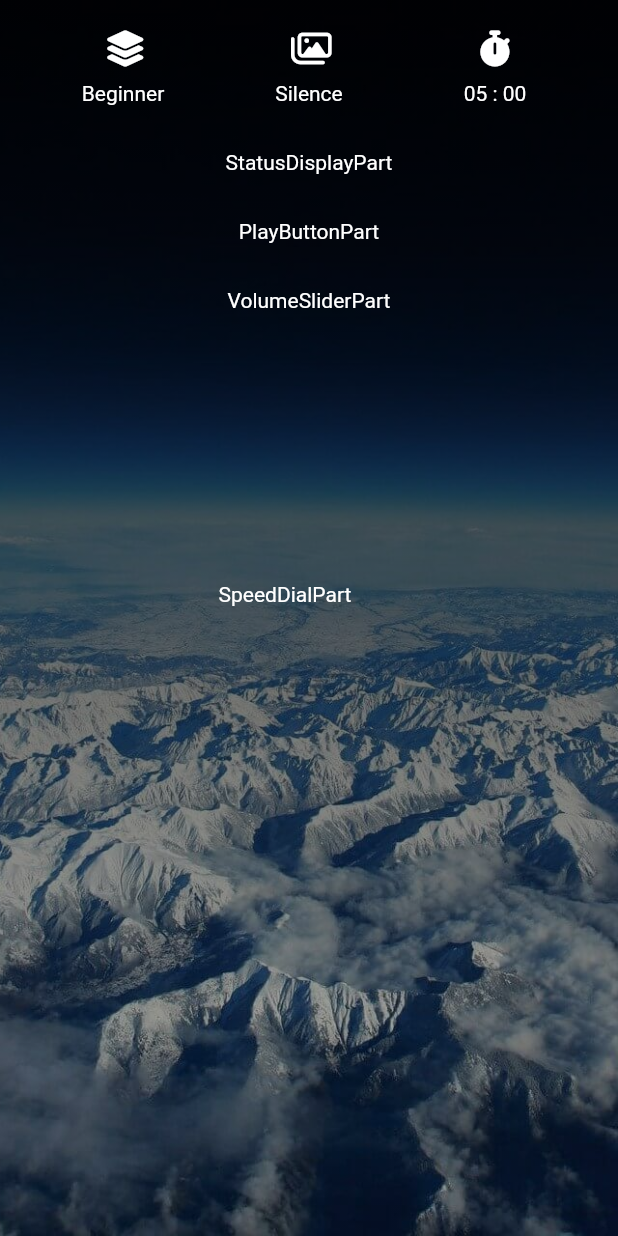
After one commit to hidechy/flutter_minpro_meditation, a Flutter app: the HomeScreen screen opened directly, on a phone screen of 412 x 824 dp. The commit adds this screen. Run offline on Flutter 3.47's test engine with Material 2 defaults, Android fonts, the light colour scheme and no system bars; our stand-ins replace fluttertoast, font_awesome_flutter, intro_slider, shared_preferences; accounts and stored records are empty.

Commit message:
commit 20230517 create header parts

```diff
--- /dev/null
+++ b/lib/common/constants.dart
@@ -0,0 +1,11 @@
+// ignore_for_file: constant_identifier_names
+
+enum RunningStatus {
+  BEFORE_START,
+  ON_START,
+  INHALE,
+  HOLD,
+  EXHALE,
+  PAUSE,
+  FINISHED
+}
--- a/lib/functions/functions.dart
+++ b/lib/common/functions/functions.dart
@@ -2,7 +2,7 @@
 
 import 'package:flutter/material.dart';
 
-import '../../styles/styles.dart';
+import '../../../styles/styles.dart';
 
 ///
 void showModalDialog({
--- /dev/null
+++ b/lib/common/widgets/ripple_widget.dart
@@ -0,0 +1,23 @@
+import 'package:flutter/material.dart';
+
+import '../../styles/styles.dart';
+
+class RippleWidget extends StatelessWidget {
+  const RippleWidget({super.key, required this.child, required this.onTap});
+
+  final Widget child;
+  final VoidCallback onTap;
+
+  ///
+  @override
+  Widget build(BuildContext context) {
+    return Material(
+      color: Colors.transparent,
+      child: InkWell(
+        splashColor: touchFeedbackColor,
+        onTap: onTap,
+        child: child,
+      ),
+    );
+  }
+}
--- a/lib/main.dart
+++ b/lib/main.dart
@@ -1,10 +1,10 @@
 import 'package:flutter/material.dart';
 import 'package:flutter_localizations/flutter_localizations.dart';
 import 'package:provider/provider.dart';
-import 'package:test_minpro_meditation/screens/home_screen.dart';
 
 import 'di/providers.dart';
 import 'generated/l10n.dart';
+import 'screens/home/home_screen.dart';
 import 'screens/intro/intro_screen.dart';
 import 'viewmodels/main_viewmodel.dart';
 
@@ -42,6 +42,7 @@ class MyApp extends StatelessWidget {
           }
         },
       ),
+      theme: ThemeData.dark(),
     );
   }
 }
--- /dev/null
+++ b/lib/screens/home/components/decorated_background.dart
@@ -0,0 +1,28 @@
+import 'package:flutter/material.dart';
+
+import '../../../data_models/meditation_theme.dart';
+
+class DecoratedBackground extends StatelessWidget {
+  const DecoratedBackground({super.key, required this.theme});
+
+  final MeditationTheme theme;
+
+  ///
+  @override
+  Widget build(BuildContext context) {
+    return DecoratedBox(
+      position: DecorationPosition.foreground,
+      decoration: const BoxDecoration(
+        gradient: LinearGradient(
+          begin: Alignment.topCenter,
+          end: Alignment.bottomCenter,
+          colors: [Colors.black87, Colors.black26],
+        ),
+      ),
+      child: Image.asset(
+        theme.imagePath,
+        fit: BoxFit.cover,
+      ),
+    );
+  }
+}
--- /dev/null
+++ b/lib/screens/home/components/header_part.dart
@@ -0,0 +1,113 @@
+// ignore_for_file: must_be_immutable
+
+import 'package:flutter/material.dart';
+import 'package:fluttertoast/fluttertoast.dart';
+import 'package:font_awesome_flutter/font_awesome_flutter.dart';
+import 'package:provider/provider.dart';
+import 'package:test_minpro_meditation/common/constants.dart';
+
+import '../../../common/widgets/ripple_widget.dart';
+import '../../../data_models/user_settings.dart';
+import '../../../generated/l10n.dart';
+import '../../../styles/styles.dart';
+import '../../../viewmodels/main_viewmodel.dart';
+import '../home_screen.dart';
+
+class HeaderPart extends StatelessWidget {
+  HeaderPart({super.key, required this.userSettings});
+
+  final UserSettings userSettings;
+
+  late BuildContext _context;
+
+  ///
+  @override
+  Widget build(BuildContext context) {
+    return Row(
+      children: [
+        Expanded(child: levelItem()),
+        Expanded(child: themeItem()),
+        Expanded(child: timeItem()),
+      ],
+    );
+  }
+
+  ///
+  Widget levelItem() {
+    return Selector<MainViewModel, RunningStatus>(
+      selector: (context, viewModel) => viewModel.runningStatus,
+      builder: (context, runningStatus, child) {
+        return RippleWidget(
+          onTap: (runningStatus == RunningStatus.BEFORE_START ||
+                  runningStatus == RunningStatus.FINISHED)
+              ? _openLevelSettingDialog
+              : _showSettingCannotToast,
+          child: Column(
+            children: [
+              const Icon(FontAwesomeIcons.layerGroup),
+              const SizedBox(height: 10),
+              Text(levelsList[userSettings.levelId].levelName),
+            ],
+          ),
+        );
+      },
+    );
+  }
+
+  ///
+  Widget themeItem() {
+    return Selector<MainViewModel, RunningStatus>(
+      selector: (context, viewModel) => viewModel.runningStatus,
+      builder: (context, runningStatus, child) {
+        return RippleWidget(
+          onTap: (runningStatus == RunningStatus.BEFORE_START ||
+                  runningStatus == RunningStatus.FINISHED)
+              ? _openThemeSettingDialog
+              : _showSettingCannotToast,
+          child: Column(
+            children: [
+              const Icon(FontAwesomeIcons.images),
+              const SizedBox(height: 10),
+              Text(meditationThemesList[userSettings.themeId].themeName),
+            ],
+          ),
+        );
+      },
+    );
+  }
+
+  ///
+  Widget timeItem() {
+    return RippleWidget(
+      onTap: () {},
+      child: Column(
+        children: [
+          const Icon(FontAwesomeIcons.stopwatch),
+          const SizedBox(height: 10),
+          Selector<MainViewModel, String>(
+            selector: (context, viewModel) => viewModel.remainingTimeString,
+            builder: (context, remainingTimeString, child) {
+              return Text(remainingTimeString);
+            },
+          ),
+        ],
+      ),
+    );
+  }
+
+  ///
+  void _openLevelSettingDialog() {}
+
+  ///
+  void _openThemeSettingDialog() {}
+
+  ///
+  void _showSettingCannotToast() {
+    Fluttertoast.showToast(
+      msg: S.of(_context).showSettingsAgain,
+      backgroundColor: dialogBackgroundColor,
+      toastLength: Toast.LENGTH_SHORT,
+      gravity: ToastGravity.BOTTOM,
+    );
+  }
+}
--- /dev/null
+++ b/lib/screens/home/components/play_button_part.dart
@@ -0,0 +1,15 @@
+import 'package:flutter/material.dart';
+
+class PlayButtonPart extends StatelessWidget {
+  const PlayButtonPart({super.key});
+
+  @override
+  Widget build(BuildContext context) {
+    return const Center(
+      child: Text(
+        'PlayButtonPart',
+        style: TextStyle(color: Colors.white),
+      ),
+    );
+  }
+}
--- /dev/null
+++ b/lib/screens/home/components/speed_dial_part.dart
@@ -0,0 +1,15 @@
+import 'package:flutter/material.dart';
+
+class SpeedDialPart extends StatelessWidget {
+  const SpeedDialPart({super.key});
+
+  @override
+  Widget build(BuildContext context) {
+    return const Center(
+      child: Text(
+        'SpeedDialPart',
+        style: TextStyle(color: Colors.white),
+      ),
+    );
+  }
+}
--- /dev/null
+++ b/lib/screens/home/components/status_display_part.dart
@@ -0,0 +1,15 @@
+import 'package:flutter/material.dart';
+
+class StatusDisplayPart extends StatelessWidget {
+  const StatusDisplayPart({super.key});
+
+  @override
+  Widget build(BuildContext context) {
+    return const Center(
+      child: Text(
+        'StatusDisplayPart',
+        style: TextStyle(color: Colors.white),
+      ),
+    );
+  }
+}
--- /dev/null
+++ b/lib/screens/home/components/volume_slider_part.dart
@@ -0,0 +1,15 @@
+import 'package:flutter/material.dart';
+
+class VolumeSliderPart extends StatelessWidget {
+  const VolumeSliderPart({super.key});
+
+  @override
+  Widget build(BuildContext context) {
+    return const Center(
+      child: Text(
+        'VolumeSliderPart',
+        style: TextStyle(color: Colors.white),
+      ),
+    );
+  }
+}
--- a/lib/screens/home_screen.dart
+++ b/lib/screens/home/home_screen.dart
@@ -1,11 +1,18 @@
 import 'package:flutter/material.dart';
 import 'package:provider/provider.dart';
 
-import '../data_models/level.dart';
-import '../data_models/meditation_theme.dart';
-import '../data_models/meditation_time.dart';
-import '../generated/l10n.dart';
-import '../viewmodels/main_viewmodel.dart';
+import '../../data_models/level.dart';
+import '../../data_models/meditation_theme.dart';
+import '../../data_models/meditation_time.dart';
+import '../../data_models/user_settings.dart';
+import '../../generated/l10n.dart';
+import '../../viewmodels/main_viewmodel.dart';
+import 'components/decorated_background.dart';
+import 'components/header_part.dart';
+import 'components/play_button_part.dart';
+import 'components/speed_dial_part.dart';
+import 'components/status_display_part.dart';
+import 'components/volume_slider_part.dart';
 
 List<Level> levelsList = [];
 List<MeditationTheme> meditationThemesList = [];
@@ -26,12 +33,39 @@ class HomeScreen extends StatelessWidget {
 
     return Scaffold(
       body: SafeArea(
-        child: Column(
-          children: [
-            Text(S.of(context).hold),
-          ],
+        child: Selector<MainViewModel, UserSettings?>(
+          selector: (context, viewModel) => viewModel.userSettings,
+          builder: (context, userSettings, child) {
+            return userSettings == null
+                ? const Center(
+                    child: CircularProgressIndicator(),
+                  )
+                : Stack(
+                    fit: StackFit.expand,
+                    children: [
+                      DecoratedBackground(
+                        theme: meditationThemesList[userSettings.themeId],
+                      ),
+                      Container(
+                        padding: const EdgeInsets.all(20),
+                        child: Column(
+                          children: [
+                            HeaderPart(userSettings: userSettings),
+                            const SizedBox(height: 30),
+                            const StatusDisplayPart(),
+                            const SizedBox(height: 30),
+                            const PlayButtonPart(),
+                            const SizedBox(height: 30),
+                            const VolumeSliderPart(),
+                          ],
+                        ),
+                      ),
+                    ],
+                  );
+          },
         ),
       ),
+      floatingActionButton: const SpeedDialPart(),
     );
   }
 
--- a/lib/screens/intro/intro_screen.dart
+++ b/lib/screens/intro/intro_screen.dart
@@ -4,11 +4,11 @@ import 'package:flutter/material.dart';
 import 'package:intro_slider/intro_slider.dart';
 import 'package:provider/provider.dart';
 
-import '../../functions/functions.dart';
+import '../../common/functions/functions.dart';
 import '../../generated/l10n.dart';
 import '../../viewmodels/main_viewmodel.dart';
 
-import '../home_screen.dart';
+import '../home/home_screen.dart';
 
 import 'intro_dialog.dart';
 
--- a/lib/styles/styles.dart
+++ b/lib/styles/styles.dart
@@ -1,3 +1,5 @@
 import 'package:flutter/material.dart';
 
 final dialogBackgroundColor = Colors.blueAccent.withOpacity(0.2);
+
+final touchFeedbackColor = Colors.redAccent.withOpacity(0.2);
--- a/lib/viewmodels/main_viewmodel.dart
+++ b/lib/viewmodels/main_viewmodel.dart
@@ -1,7 +1,8 @@
 import 'package:flutter/material.dart';
 
+import '../common/constants.dart';
+import '../common/functions/functions.dart';
 import '../data_models/user_settings.dart';
-import '../functions/functions.dart';
 import '../models/ad_manager.dart';
 import '../models/purchase_manager.dart';
 import '../models/shared_prefs_repository.dart';
@@ -20,9 +21,16 @@ class MainViewModel extends ChangeNotifier {
   final AdManager adManager;
   final PurchaseManager purchaseManager;
 
-  UserSettings? userSettings;
+  UserSettings userSettings = const UserSettings(
+    isSkipIntroScreen: false,
+    levelId: 0,
+    themeId: 0,
+    timeMinutes: 5,
+  );
 
   int remainingTimeSeconds = 0;
+
+  RunningStatus runningStatus = RunningStatus.BEFORE_START;
 
   ///
   String get remainingTimeString =>
@@ -40,9 +48,9 @@ class MainViewModel extends ChangeNotifier {
 
   ///
   Future<void> getUserSettings() async {
-    userSettings = sharedPrefsRepository.getUserSettings() as UserSettings;
+    userSettings = await sharedPrefsRepository.getUserSettings();
 
-    remainingTimeSeconds = userSettings!.timeMinutes * 60;
+    remainingTimeSeconds = userSettings.timeMinutes * 60;
 
     notifyListeners();
   }
--- a/pubspec.yaml
+++ b/pubspec.yaml
@@ -17,6 +17,8 @@ dependencies:
 
   flutter_localizations:
     sdk: flutter
+  fluttertoast: ^8.2.1
+  font_awesome_flutter: ^10.4.0
   intro_slider: ^4.2.0
   provider: ^6.0.5
   shared_preferences: ^2.1.1
```
Also changed, not shown: pubspec.lock.
